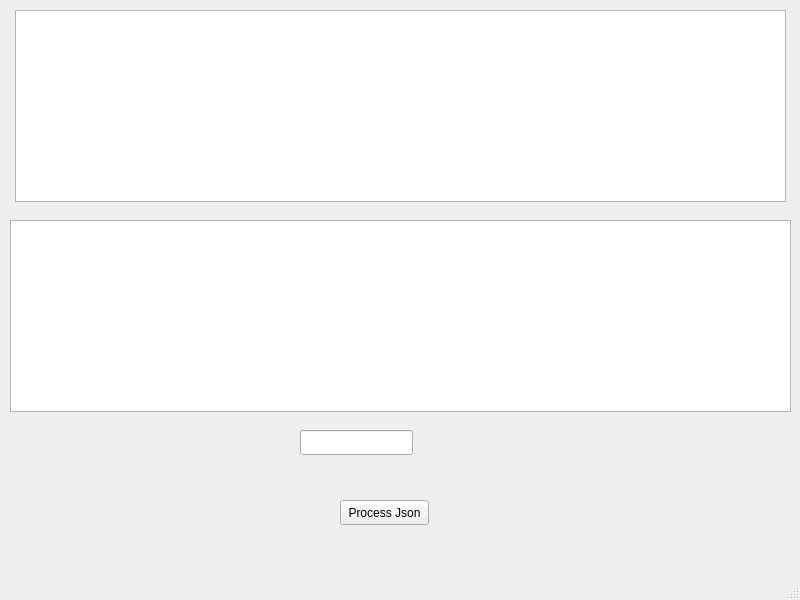
Before: the Qt Designer form mainwindow.ui in Parniabh/Downloader2_, drawn with Qt 5.
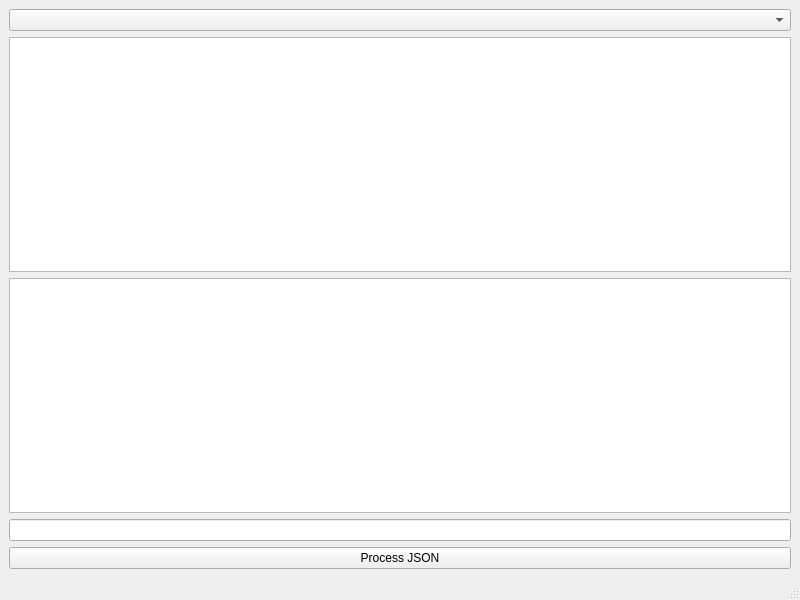
After: the same form once the commit is applied.

What changed in the file:
```diff
--- a/mainwindow.ui
+++ b/mainwindow.ui
@@ -14,49 +14,34 @@
    <string>MainWindow</string>
   </property>
   <widget class="QWidget" name="centralwidget">
-   <widget class="QPushButton" name="ProcessJson">
-    <property name="geometry">
-     <rect>
-      <x>340</x>
-      <y>500</y>
-      <width>89</width>
-      <height>25</height>
-     </rect>
-    </property>
-    <property name="text">
-     <string>Process Json</string>
-    </property>
-   </widget>
-   <widget class="QListWidget" name="listWidget">
-    <property name="geometry">
-     <rect>
-      <x>15</x>
-      <y>10</y>
-      <width>771</width>
-      <height>192</height>
-     </rect>
-    </property>
-   </widget>
-   <widget class="QListWidget" name="listWidget_contents">
-    <property name="geometry">
-     <rect>
-      <x>10</x>
-      <y>220</y>
-      <width>781</width>
-      <height>192</height>
-     </rect>
-    </property>
-   </widget>
-   <widget class="QLineEdit" name="lineEdit">
-    <property name="geometry">
-     <rect>
-      <x>300</x>
-      <y>430</y>
-      <width>113</width>
-      <height>25</height>
-     </rect>
-    </property>
-   </widget>
+   <layout class="QVBoxLayout" name="verticalLayout">
+    <item>
+     <layout class="QVBoxLayout" name="chartLayout" stretch=""/>
+    </item>
+    <item>
+     <layout class="QVBoxLayout" name="verticalLayout_2">
+      <item>
+       <widget class="QComboBox" name="comboBox"/>
+      </item>
+      <item>
+       <widget class="QListWidget" name="listWidget"/>
+      </item>
+      <item>
+       <widget class="QListWidget" name="listWidget_contents"/>
+      </item>
+     </layout>
+    </item>
+    <item>
+     <widget class="QLineEdit" name="lineEdit"/>
+    </item>
+    <item>
+     <widget class="QPushButton" name="ProcessJson">
+      <property name="text">
+       <string>Process JSON</string>
+      </property>
+     </widget>
+    </item>
+   </layout>
   </widget>
   <widget class="QMenuBar" name="menubar">
    <property name="geometry">
```
